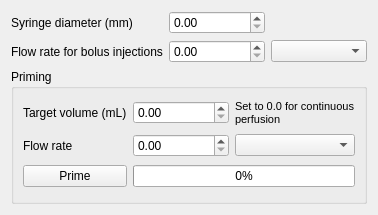
Before: the Qt Designer form GUI/SyringePumpPanel.ui in MarinManuel/PhysioMonitor, drawn with Qt 5.
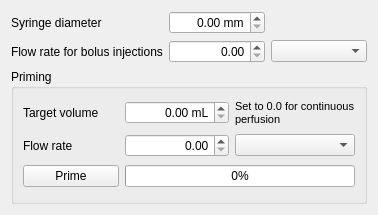
After: the same form once the commit is applied. Icons and pictures are not drawn.

Commit message: fixed precision of QDoubleSpinBoxes throughout GUI

The edit to the form file:
```diff
--- a/GUI/SyringePumpPanel.ui
+++ b/GUI/SyringePumpPanel.ui
@@ -23,7 +23,7 @@
    <item row="0" column="0">
     <widget class="QLabel" name="label_2">
      <property name="text">
-      <string>Syringe diameter (mm)</string>
+      <string>Syringe diameter</string>
      </property>
     </widget>
    </item>
@@ -39,14 +39,14 @@
      <property name="title">
       <string>Priming</string>
      </property>
-     <layout class="QGridLayout" name="gridLayout_2" rowstretch="0,0,0,0">
+     <layout class="QGridLayout" name="gridLayout_2" rowstretch="0,0,0">
       <item row="1" column="2">
        <widget class="QComboBox" name="primeFlowRateComboBox"/>
       </item>
       <item row="0" column="0">
        <widget class="QLabel" name="label_4">
         <property name="text">
-         <string>Target volume (mL)</string>
+         <string>Target volume</string>
         </property>
        </widget>
       </item>
@@ -58,10 +58,27 @@
        </widget>
       </item>
       <item row="0" column="1">
-       <widget class="QDoubleSpinBox" name="primeTargetVolSpinBox"/>
+       <widget class="QDoubleSpinBox" name="primeTargetVolSpinBox">
+        <property name="alignment">
+         <set>Qt::AlignRight|Qt::AlignTrailing|Qt::AlignVCenter</set>
+        </property>
+        <property name="suffix">
+         <string> mL</string>
+        </property>
+        <property name="maximum">
+         <double>10000000000000.000000000000000</double>
+        </property>
+       </widget>
       </item>
       <item row="1" column="1">
-       <widget class="QDoubleSpinBox" name="primeFlowRateSpinBox"/>
+       <widget class="QDoubleSpinBox" name="primeFlowRateSpinBox">
+        <property name="alignment">
+         <set>Qt::AlignRight|Qt::AlignTrailing|Qt::AlignVCenter</set>
+        </property>
+        <property name="maximum">
+         <double>100000000000.000000000000000</double>
+        </property>
+       </widget>
       </item>
       <item row="2" column="0">
        <widget class="QPushButton" name="doPrimeButton">
@@ -112,13 +129,27 @@
     </widget>
    </item>
    <item row="1" column="1">
-    <widget class="QDoubleSpinBox" name="bolusRateSpinBox"/>
+    <widget class="QDoubleSpinBox" name="bolusRateSpinBox">
+     <property name="alignment">
+      <set>Qt::AlignRight|Qt::AlignTrailing|Qt::AlignVCenter</set>
+     </property>
+     <property name="maximum">
+      <double>100000000000000000000.000000000000000</double>
+     </property>
+    </widget>
    </item>
    <item row="1" column="2">
     <widget class="QComboBox" name="bolusRateComboBox"/>
    </item>
    <item row="0" column="1">
-    <widget class="QDoubleSpinBox" name="diameterSpinBox"/>
+    <widget class="QDoubleSpinBox" name="diameterSpinBox">
+     <property name="alignment">
+      <set>Qt::AlignRight|Qt::AlignTrailing|Qt::AlignVCenter</set>
+     </property>
+     <property name="suffix">
+      <string> mm</string>
+     </property>
+    </widget>
    </item>
   </layout>
  </widget>
```
The commit also changes 3 other files.
